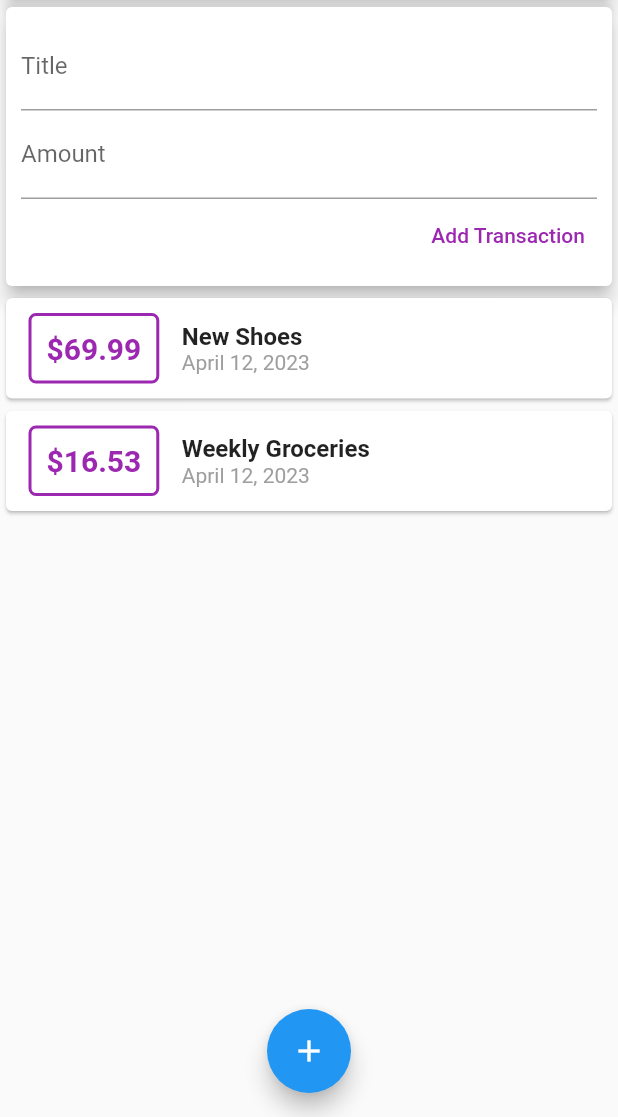
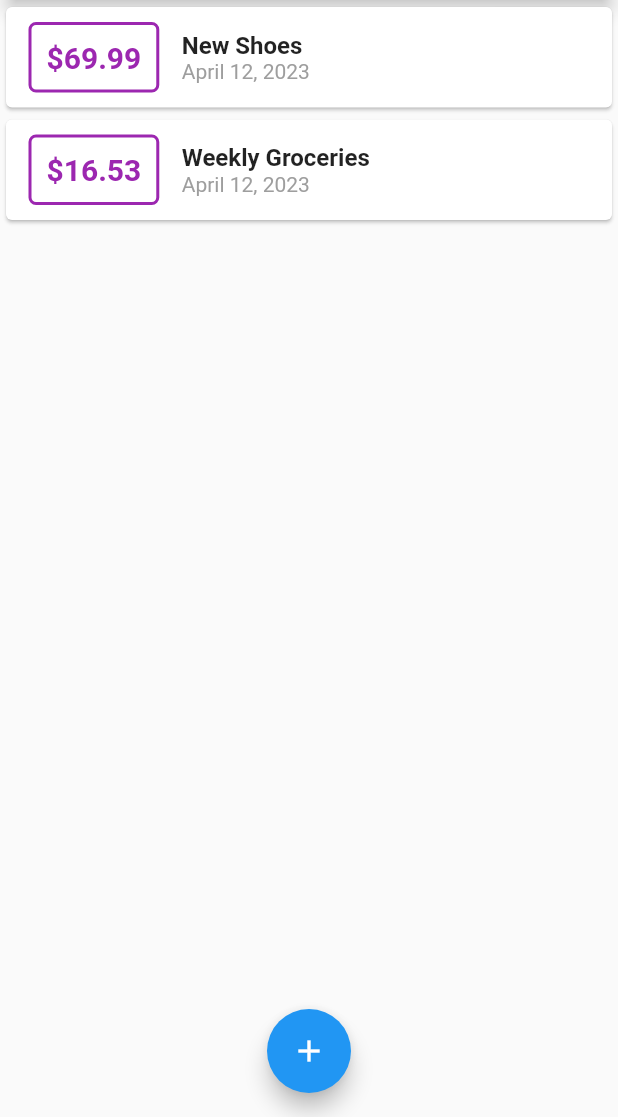
Before and after one commit to zakdim/flutter_expense_planner, a Flutter app: the screen it shows after launch, on a phone screen of 412 x 824 dp, the part 119-1236 px from its top. Run offline on Flutter 3.47's test engine with Material 2 defaults, Android fonts, the phone set to English and light mode, and no system bars.

```diff
--- a/lib/main.dart
+++ b/lib/main.dart
@@ -1,6 +1,8 @@
 import 'package:flutter/material.dart';
 
-import './widgets/user_transactions.dart';
+import './widgets/new_transaction.dart';
+import './models/transaction.dart';
+import './widgets/transaction_list.dart';
 
 void main() => runApp(MyApp());
 
@@ -14,11 +16,53 @@ class MyApp extends StatelessWidget {
   }
 }
 
-class MyHomePage extends StatelessWidget {
-  // String titleInput;
-  // String amountInput;
-  final titleController = TextEditingController();
-  final amountController = TextEditingController();
+class MyHomePage extends StatefulWidget {
+  @override
+  State<MyHomePage> createState() => _MyHomePageState();
+}
+
+class _MyHomePageState extends State<MyHomePage> {
+  final List<Transaction> _userTransactions = [
+    Transaction(
+      id: 't1',
+      title: 'New Shoes',
+      amount: 69.99,
+      date: DateTime.now(),
+    ),
+    Transaction(
+      id: 't2',
+      title: 'Weekly Groceries',
+      amount: 16.53,
+      date: DateTime.now(),
+    ),
+  ];
+
+  void _addNewTransaction(String txTitle, double txAmount) {
+    final newTx = Transaction(
+      title: txTitle,
+      amount: txAmount,
+      date: DateTime.now(),
+      id: DateTime.now().toString(),
+    );
+
+    setState(() {
+      _userTransactions.add(newTx);
+    });
+  }
+
+  void _startAddNewTransaction(BuildContext ctx) {
+    showModalBottomSheet(
+      context: ctx,
+      builder: (_) {
+        return NewTransaction(_addNewTransaction);
+        // return GestureDetector(
+        //   onTap: () {},
+        //   child: NewTransaction(_addNewTransaction),
+        //   behavior: HitTestBehavior.opaque,
+        // );
+      },
+    );
+  }
 
   @override
   Widget build(BuildContext context) {
@@ -26,7 +70,9 @@ class MyHomePage extends StatelessWidget {
       appBar: AppBar(
         title: Text('Expense Planner'),
         actions: [
-          IconButton(onPressed: () {}, icon: Icon(Icons.add)),
+          IconButton(
+              onPressed: () => _startAddNewTransaction(context),
+              icon: Icon(Icons.add)),
         ],
       ),
       body: SingleChildScrollView(
@@ -42,14 +88,14 @@ class MyHomePage extends StatelessWidget {
                 elevation: 5,
               ),
             ),
-            UserTransactions(),
+            TransactionList(_userTransactions),
           ],
         ),
       ),
       floatingActionButtonLocation: FloatingActionButtonLocation.centerFloat,
       floatingActionButton: FloatingActionButton(
         child: Icon(Icons.add),
-        onPressed: () {},
+        onPressed: () => _startAddNewTransaction(context),
       ),
     );
   }
--- a/lib/widgets/user_transactions.dart
+++ /dev/null
@@ -1,50 +0,0 @@
-import 'package:flutter/material.dart';
-
-import 'new_transaction.dart';
-import 'transaction_list.dart';
-import '../models/transaction.dart';
-
-class UserTransactions extends StatefulWidget {
-  @override
-  State<UserTransactions> createState() => _UserTransactionsState();
-}
-
-class _UserTransactionsState extends State<UserTransactions> {
-  final List<Transaction> _userTransactions = [
-    Transaction(
-      id: 't1',
-      title: 'New Shoes',
-      amount: 69.99,
-      date: DateTime.now(),
-    ),
-    Transaction(
-      id: 't2',
-      title: 'Weekly Groceries',
-      amount: 16.53,
-      date: DateTime.now(),
-    ),
-  ];
-
-  void _addNewTransaction(String txTitle, double txAmount) {
-    final newTx = Transaction(
-      title: txTitle,
-      amount: txAmount,
-      date: DateTime.now(),
-      id: DateTime.now().toString(),
-    );
-
-    setState(() {
-      _userTransactions.add(newTx);
-    });
-  }
-
-  @override
-  Widget build(BuildContext context) {
-    return Column(
-      children: [
-        NewTransaction(_addNewTransaction),
-        TransactionList(_userTransactions),
-      ],
-    );
-  }
-}
```
